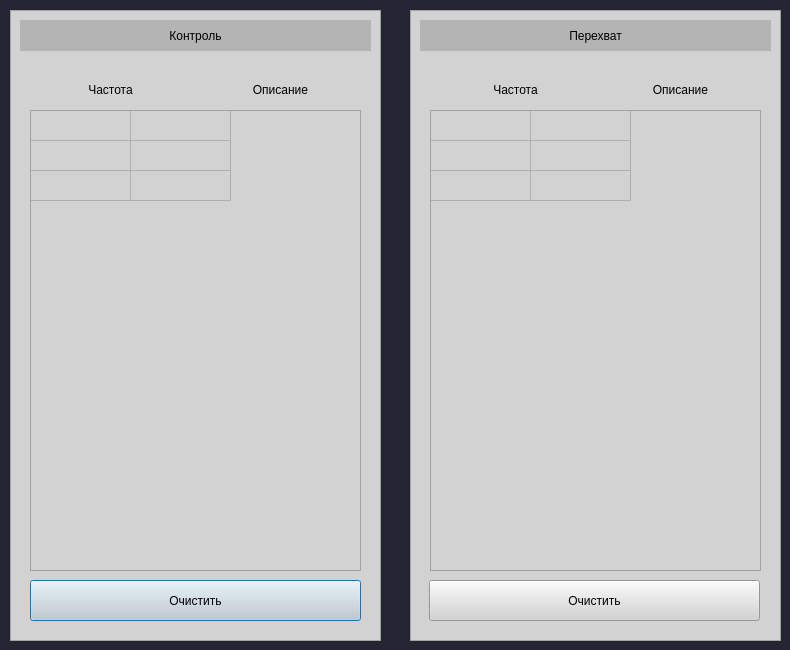
Qt form qt/frequencies.ui (Alexey-Nikolaevic-B/pokazuha) before a commit.
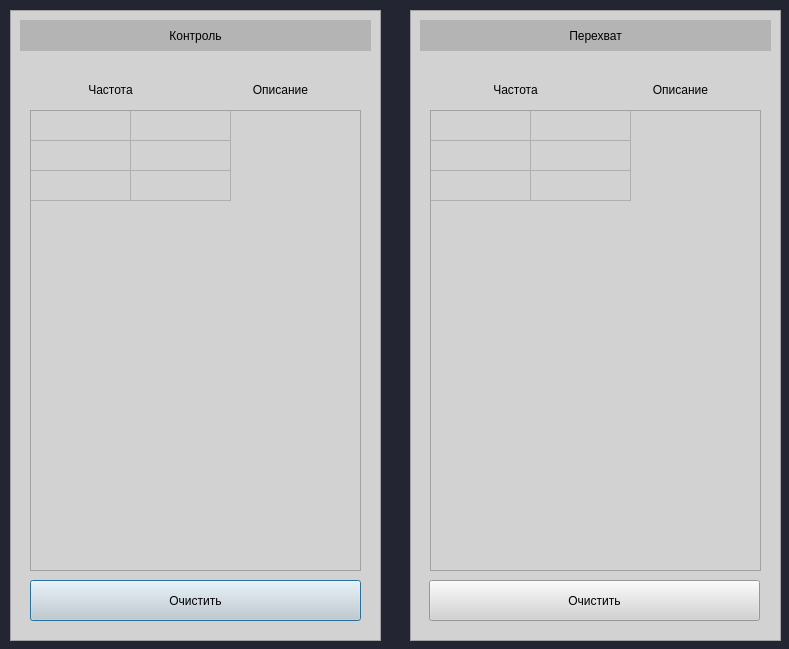
The same form after that commit.

```diff
--- a/qt/frequencies.ui
+++ b/qt/frequencies.ui
@@ -6,8 +6,8 @@
    <rect>
     <x>0</x>
     <y>0</y>
-    <width>790</width>
-    <height>650</height>
+    <width>789</width>
+    <height>649</height>
    </rect>
   </property>
   <property name="windowTitle">
```
Left out of the diff: 2 changed lines with no effect on the pictures.
